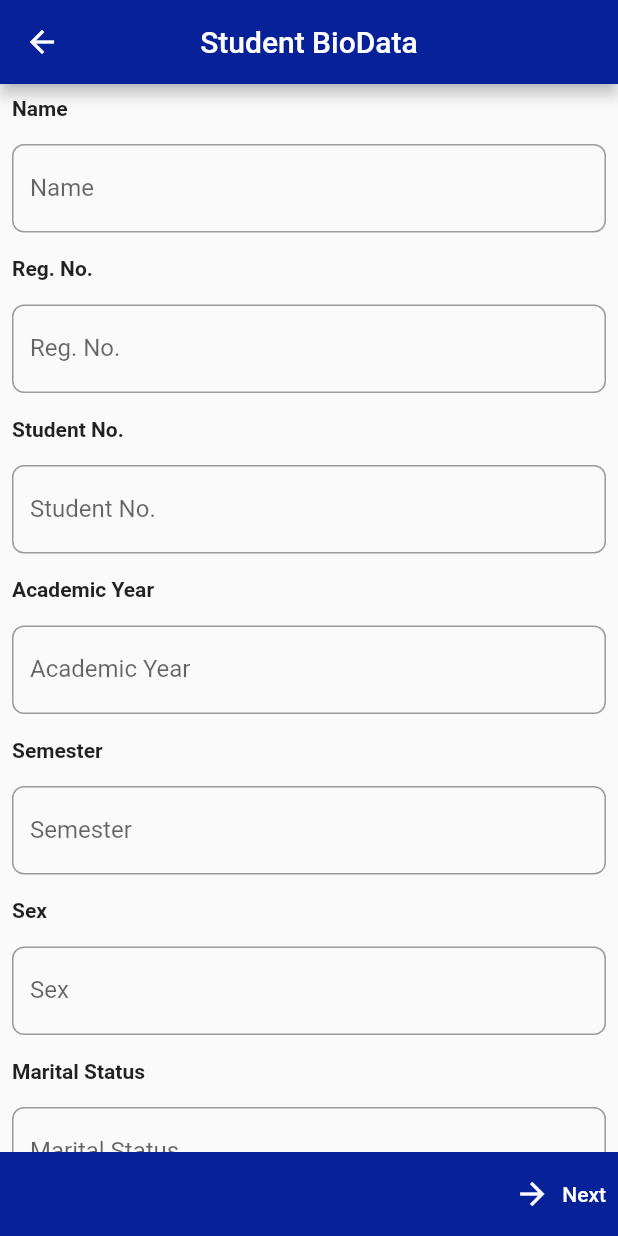
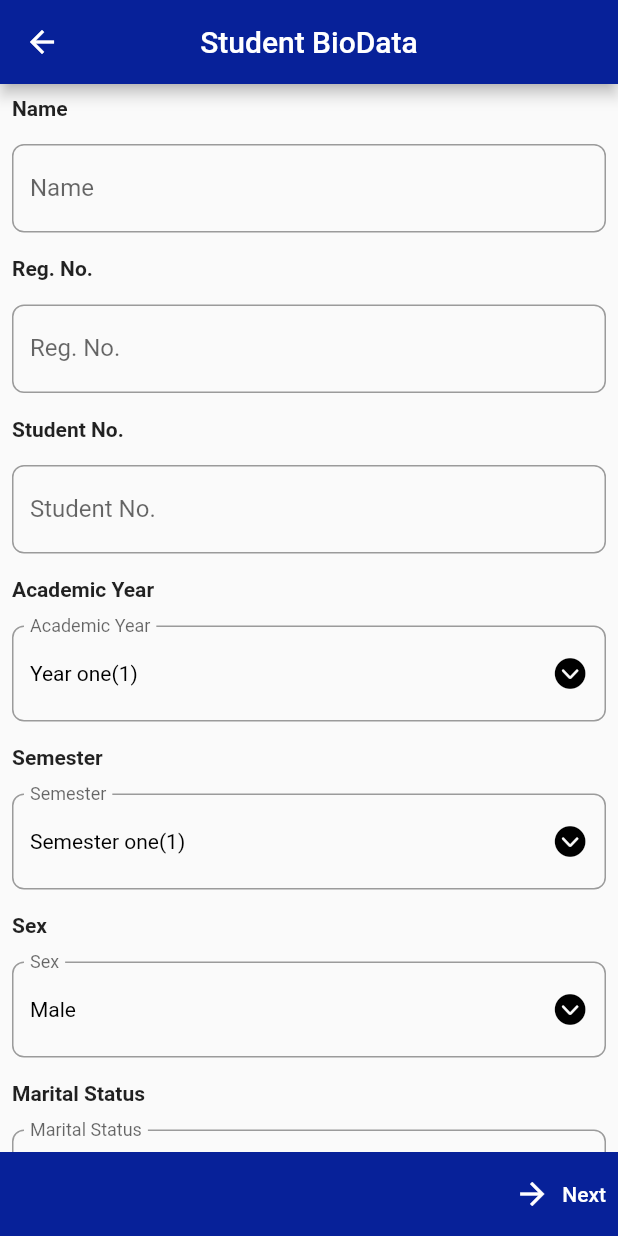
Before and after one commit to JirehMurungi/kyuproject, a Flutter app: the CaptureForm screen opened by its route, on a phone screen of 412 x 824 dp. Run offline on Flutter 3.47's test engine with Material 2 defaults, Android fonts, the phone set to English and light mode, and no system bars; our stand-ins replace bloc, cloud_firestore, equatable, firebase_auth, firebase_core, flutter_bloc and 2 more; accounts and stored records are empty.

Commit message:
Updated the form to be more  reactive

```diff
--- a/lib/models/course.dart
+++ b/lib/models/course.dart
@@ -8,7 +8,7 @@ class Course {
   });
 
   String name;
-  int yearOfEntry;
+  String yearOfEntry;
   String faculty;
   String typeOfEntry;
   String expectedAward;
--- a/lib/models/school_attended.dart
+++ b/lib/models/school_attended.dart
@@ -6,8 +6,8 @@ class SchoolAttended {
   });
 
   String schoolName;
-  int from;
-  int to;
+  String from;
+  String to;
 
   factory SchoolAttended.fromMap(Map<String, dynamic> json) => SchoolAttended(
         schoolName: json["schoolName"],
--- a/lib/theme/colors.dart
+++ b/lib/theme/colors.dart
@@ -4,3 +4,12 @@ const kyuBlue = Color(0xFF072199);
 
 // white
 const kyuWhite = Color(0xFFFFFFFF);
+
+// PURPLE
+const kyuPurple = Color(0xFF6A1B9A);
+
+// pink
+const kyuPink = Color(0xFFAD1457);
+
+// black
+const kyuBlack = Color(0xFF000000);
--- a/lib/views/forms/capture_form.dart
+++ b/lib/views/forms/capture_form.dart
@@ -3,8 +3,9 @@ import 'package:flutter_riverpod/flutter_riverpod.dart';
 
 import '../../services/cloud/student_cloud.dart';
 import '../../theme/colors.dart';
-import 'form_screen.dart';
+import 'data/form_screen.dart';
 import 'providers.dart';
+import 'form_body.dart';
 
 // cloud StudentCloud
 StudentCloud _studentCloud = StudentCloud();
@@ -25,7 +26,7 @@ class CaptureForm extends ConsumerWidget {
     final isFirstScreen = currentScreenIndex == 0;
 
     // check if we are on the last screen
-    final isLastScreen = currentScreenIndex == (screenList.length - 1);
+    final isLastScreen = currentScreenIndex == (formScreens.length - 1);
 
     // return currentScreen;
     //
@@ -33,12 +34,13 @@ class CaptureForm extends ConsumerWidget {
       appBar: AppBar(
         centerTitle: true,
         title: Text(currentScreen.screenName),
-        backgroundColor: kyuBlue,
+        backgroundColor: currentScreen.screenColor,
       ),
-      body: currentScreen.screenWidget,
+      // body: currentScreen.screenWidget,
+      body: FormBody(formScreen: currentScreen),
       // bottom nav bar with 2 buttons next and back
       bottomNavigationBar: Container(
-        color: kyuBlue,
+        color:  currentScreen.screenColor,
         height: kToolbarHeight,
         child: Row(
           mainAxisAlignment: MainAxisAlignment.spaceBetween,
--- /dev/null
+++ b/lib/views/forms/data/date_field.dart
@@ -0,0 +1,12 @@
+// this will contain code to show date pickerclas
+
+import 'form_textfield.dart';
+
+class DateFormField extends FormTextField {
+  DateFormField({
+    required super.label,
+    required super.hint,
+    required super.validator,
+    required super.formValueProvider,
+  });
+}
--- /dev/null
+++ b/lib/views/forms/data/dropdown_field.dart
@@ -0,0 +1,17 @@
+// this drop down will have the contents of the dropdwon elements that will appear in the form.
+import 'package:kyuproject/views/forms/data/form_textfield.dart';
+
+class DropDownField extends FormTextField {
+
+  // list of drop down item strings
+  final List<String> dropDownItems;
+// DropdownButtonFormField
+
+  DropDownField({
+    required this.dropDownItems,
+    required super.label,
+    required super.hint,
+    required super.validator,
+    required super.formValueProvider,
+  });
+}
--- /dev/null
+++ b/lib/views/forms/data/exporter.dart
@@ -0,0 +1,5 @@
+export 'dropdown_field.dart';
+export 'form_textfield.dart';
+export 'forms_data.dart';
+export 'date_field.dart';
+export 'form_screen.dart';
--- /dev/null
+++ b/lib/views/forms/data/form_screen.dart
@@ -0,0 +1,41 @@
+import 'package:flutter/material.dart';
+import 'package:kyuproject/theme/colors.dart';
+import 'package:kyuproject/views/forms/data/forms_data.dart';
+
+import 'form_textfield.dart';
+
+class FormScreen {
+  // name
+  final String screenName;
+
+  // color
+  final Color screenColor;
+
+  // form fields
+  final List<FormTextField> screenFormFields;
+
+  FormScreen({
+    required this.screenName,
+    required this.screenFormFields,
+    required this.screenColor,
+  });
+}
+
+// list of FormScreen
+List<FormScreen> formScreens = [
+  FormScreen(
+    screenName: 'Student BioData',
+    screenFormFields: studentFormFields,
+    screenColor: kyuBlue,
+  ),
+  FormScreen(
+    screenName: 'Course',
+    screenFormFields: courseFormFields,
+    screenColor: kyuPink,
+  ),
+  FormScreen(
+    screenName: 'Schools Attended',
+    screenFormFields: schoolFormFields,
+    screenColor: kyuPurple,
+  ),
+];
--- /dev/null
+++ b/lib/views/forms/data/form_textfield.dart
@@ -0,0 +1,27 @@
+import 'package:flutter/material.dart';
+import 'package:flutter_riverpod/flutter_riverpod.dart';
+
+class FormTextField {
+  // label
+  final String label;
+
+  // hint
+  final String hint;
+
+  // validator
+  final FormFieldValidator<String> validator;
+
+  // formValueProvider
+  final StateProvider formValueProvider;
+
+  // keyboard
+  final TextInputType? keyboardType;
+
+  FormTextField({
+    required this.label,
+    required this.hint,
+    required this.validator,
+    required this.formValueProvider,
+    this.keyboardType = TextInputType.text,
+  });
+}
--- a/lib/views/forms/form_textfield.dart
+++ b/lib/views/forms/data/forms_data.dart
@@ -1,34 +1,12 @@
+// a list of FormTextField for the student form from the above
 import 'package:flutter/material.dart';
-import 'package:flutter_riverpod/flutter_riverpod.dart';
 
-import 'providers.dart';
+import 'date_field.dart';
+import 'dropdown_field.dart';
+import 'dropdown_lists.dart';
+import 'form_textfield.dart';
+import '../providers.dart';
 
-class FormTextField {
-  // label
-  final String label;
-
-  // hint
-  final String hint;
-
-  // validator
-  final FormFieldValidator<String> validator;
-
-  // formValueProvider
-  final StateProvider formValueProvider;
-
-  // keyboard
-  final TextInputType? keyboardType;
-
-  FormTextField({
-    required this.label,
-    required this.hint,
-    required this.validator,
-    required this.formValueProvider,
-    this.keyboardType = TextInputType.text,
-  });
-}
-
-// a list of FormTextField for the student form from the above
 List<FormTextField> studentFormFields = [
   FormTextField(
     label: 'Name',
@@ -66,7 +44,9 @@ List<FormTextField> studentFormFields = [
     },
     formValueProvider: studentNoProvider,
   ),
-  FormTextField(
+
+  //! Academic Year
+  DropDownField(
     label: 'Academic Year',
     hint: 'Enter your academic year',
     validator: (value) {
@@ -76,23 +56,25 @@ List<FormTextField> studentFormFields = [
       return null;
     },
     formValueProvider: academicYearProvider,
+    dropDownItems: academicYearList,
   ),
 
-  // ! Semester
-  FormTextField(
+  //! Semester
+  DropDownField(
     label: 'Semester',
-    hint: 'Enter your semester',
+    hint: 'Select your semester',
     validator: (value) {
       if (value == null || value.isEmpty) {
-        return 'Please enter your semester';
+        return 'Please select your semester';
       }
       return null;
     },
     formValueProvider: semesterProvider,
+    dropDownItems: semesterList,
   ),
 
-  // ! Sex
-  FormTextField(
+  //! Sex
+  DropDownField(
     label: 'Sex',
     hint: 'Enter your Sex',
     validator: (value) {
@@ -102,10 +84,10 @@ List<FormTextField> studentFormFields = [
       return null;
     },
     formValueProvider: sexProvider,
+    dropDownItems: sexList,
   ),
   //! maritalStatusProvider
-
-  FormTextField(
+  DropDownField(
     label: 'Marital Status',
     hint: 'Enter your Marital Status',
     validator: (value) {
@@ -115,11 +97,11 @@ List<FormTextField> studentFormFields = [
       return null;
     },
     formValueProvider: maritalStatusProvider,
+    dropDownItems: maritalStatusList,
   ),
 
 //!  dateOfBirthProvider
-
-  FormTextField(
+  DateFormField(
     label: 'Date of Birth',
     hint: 'Enter your Date of Birth',
     validator: (value) {
@@ -175,7 +157,7 @@ List<FormTextField> studentFormFields = [
 
 //!  homeDistrictProvider
 
-  FormTextField(
+  DropDownField(
     label: 'Home District',
     hint: 'Enter your Home District',
     validator: (value) {
@@ -185,6 +167,9 @@ List<FormTextField> studentFormFields = [
       return null;
     },
     formValueProvider: homeDistrictProvider,
+    // dropDownItems: homeDistrictList..sort(),
+    dropDownItems: homeDistrictList..sort((a, b) => a.compareTo(b)),
+    // dropDownItems: homeDistrictList..sort(a, b) => a.name.compareTo(b.name),
   ),
 
 //  religiousAffiliationProvider
@@ -258,7 +243,7 @@ List<FormTextField> studentFormFields = [
   ),
 
 //!  disabledProvider
-  FormTextField(
+  DropDownField(
     label: 'Disabled',
     hint: 'Enter your disability status e.g Yes or No',
     validator: (value) {
@@ -268,11 +253,12 @@ List<FormTextField> studentFormFields = [
       return null;
     },
     formValueProvider: disabledProvider,
+    dropDownItems: disabledList,
   ),
 
 //!  hallOfAttachmentProvider
 
-  FormTextField(
+  DropDownField(
     label: 'Hall Of Attachment',
     hint: 'Enter your Hall Of Attachment',
     validator: (value) {
@@ -282,11 +268,12 @@ List<FormTextField> studentFormFields = [
       return null;
     },
     formValueProvider: hallOfAttachmentProvider,
+    dropDownItems: hallOfAttachmentList,
   ),
 
 //!  residentialStatusProvider
 
-  FormTextField(
+  DropDownField(
     label: 'Residential Status',
     hint: 'Enter your Residential Status',
     validator: (value) {
@@ -296,6 +283,7 @@ List<FormTextField> studentFormFields = [
       return null;
     },
     formValueProvider: residentialStatusProvider,
+    dropDownItems: residentialStatusList,
   ),
 ];
 
@@ -306,7 +294,8 @@ List<FormTextField> studentFormFields = [
 //  courseTypeOfEntryProvider
 //  courseExpectedAwardProvider
 List<FormTextField> courseFormFields = [
-  FormTextField(
+  //!  Course
+  DropDownField(
     label: 'Course Name',
     hint: 'Enter your Course Name',
     validator: (value) {
@@ -316,6 +305,7 @@ List<FormTextField> courseFormFields = [
       return null;
     },
     formValueProvider: courseNameProvider,
+    dropDownItems: courseList,
   ),
   FormTextField(
     label: 'Course Year of Entry',
@@ -329,7 +319,9 @@ List<FormTextField> courseFormFields = [
     },
     formValueProvider: courseYearOfEntryProvider,
   ),
-  FormTextField(
+
+  //! Course Faculty
+  DropDownField(
     label: 'Course Faculty',
     hint: 'Enter your Course Faculty',
     validator: (value) {
@@ -339,8 +331,11 @@ List<FormTextField> courseFormFields = [
       return null;
     },
     formValueProvider: courseFacultyProvider,
+    dropDownItems: courseFacultyList,
   ),
-  FormTextField(
+
+  //! Course Type of Entry
+  DropDownField(
     label: 'Course Type of Entry',
     hint: 'Enter your Course Type of Entry',
     validator: (value) {
@@ -350,8 +345,11 @@ List<FormTextField> courseFormFields = [
       return null;
     },
     formValueProvider: courseTypeOfEntryProvider,
+    dropDownItems: courseTypeOfEntryList,
   ),
-  FormTextField(
+
+  //! Course Expected Award
+  DropDownField(
     label: 'Course Expected Award',
     hint: 'Enter your Course Expected Award',
     validator: (value) {
@@ -361,20 +359,9 @@ List<FormTextField> courseFormFields = [
       return null;
     },
     formValueProvider: courseExpectedAwardProvider,
+    dropDownItems: courseExpectedAwardList,
   ),
 ];
-
-//  universityNameProvider
-//  yearJoinedProvider
-//  yearLeftProvider
-
-//  alevelSchoolNameProvider
-//  alevelYearJoinedProvider
-//  alevelYearLeftProvider
-
-//  olevelSchoolNameProvider
-//  olevelYearJoinedProvider
-//  olevelYearLeftProvider
 
 List<FormTextField> schoolFormFields = [
   FormTextField(
--- /dev/null
+++ b/lib/views/forms/form_body.dart
@@ -0,0 +1,158 @@
+// ignore_for_file: avoid_print
+
+import 'package:flutter/cupertino.dart';
+import 'package:flutter/material.dart';
+import 'package:flutter_riverpod/flutter_riverpod.dart';
+import 'package:intl/intl.dart';
+
+import '../../theme/colors.dart';
+import 'data/exporter.dart';
+
+final _formKey = GlobalKey<FormState>();
+
+class FormBody extends ConsumerWidget {
+  const FormBody({
+    Key? key,
+    required this.formScreen,
+  }) : super(key: key);
+  // form feild
+  final FormScreen formScreen;
+
+  @override
+  Widget build(BuildContext context, ref) {
+    final screenFormFields = formScreen.screenFormFields;
+
+    return Form(
+      key: _formKey,
+      child: ListView.builder(
+        itemCount: screenFormFields.length,
+        itemBuilder: (BuildContext context, int index) {
+          // form feild
+          final formField = screenFormFields[index];
+          // is dropdown
+          final isDropDownField = (formField is DropDownField);
+
+          // isDate
+          final isDateField = (formField is DateFormField);
+
+          // isLast
+          final isLast = index == screenFormFields.length - 1;
+
+          final initialValue =
+              ref.watch(formField.formValueProvider.state).state;
+
+          return Column(
+            mainAxisSize: MainAxisSize.min,
+            crossAxisAlignment: CrossAxisAlignment.stretch,
+            children: [
+              Padding(
+                padding: const EdgeInsets.all(8.0),
+                child: Text(
+                  formField.label,
+                  textAlign: TextAlign.left,
+                  style: const TextStyle(fontWeight: FontWeight.bold),
+                ),
+              ),
+
+              // check if the form field is a text field or a dropdown field object DropDownField
+              Padding(
+                padding: const EdgeInsets.all(8.0),
+                child: isDropDownField
+                    ? DropdownButtonFormField<String>(
+                        value: initialValue,
+                        icon: const Icon(
+                          CupertinoIcons.chevron_down_circle_fill,
+                          color: kyuBlack,
+                        ),
+                        elevation: 16,
+                        style: const TextStyle(color: kyuBlack),
+                        menuMaxHeight: 500,
+                        decoration: InputDecoration(
+                          label: Text(formField.label),
+                          border: OutlineInputBorder(
+                            borderRadius: BorderRadius.circular(8),
+                          ),
+                          focusedBorder: OutlineInputBorder(
+                            borderRadius: BorderRadius.circular(8),
+                            borderSide: const BorderSide(
+                              color: kyuBlack,
+                            ),
+                          ),
+                        ),
+                        hint: Text(formField.hint),
+                        onChanged: (String? newValue) {
+                          ref.read(formField.formValueProvider.notifier).state =
+                              newValue;
+                        },
+                        items: formField.dropDownItems
+                            .map<DropdownMenuItem<String>>((String value) {
+                          // chopped Value  this shows the value chopped to the first 20 characters and the rest represented by an ellipsis
+                          // but first check if string hs more than 20 characters before we chop it
+                          final choppedValue = value.length > 45
+                              ? '${value.substring(0, 45)}...'
+                              : value;
+                          return DropdownMenuItem<String>(
+                            value: value,
+                            child: Text(choppedValue),
+                          );
+                        }).toList(),
+                      )
+                    : TextFormField(
+                        initialValue: isDateField
+                            ? DateFormat('yyyy-MM-dd').format(initialValue)
+                            : initialValue.toString(),
+                        keyboardType: formField.keyboardType,
+                        onChanged: (newValue) {
+                          ref.read(formField.formValueProvider.notifier).state =
+                              newValue;
+                        },
+                        validator: (value) {
+                          if (value == null || value.isEmpty) {
+                            return formField.hint;
+                          }
+
+                          return null;
+                        },
+                        onTap: isDateField
+                            ? () async {
+                                DateTime? pickedDate = await showDatePicker(
+                                    context: context,
+                                    initialDate: initialValue,
+                                    firstDate: DateTime(1950),
+                                    //DateTime.now() - not to allow to choose before today.
+                                    lastDate: DateTime(2100));
+
+                                if (pickedDate != null) {
+                                  //pickedDate output format => 2021-03-10 00:00:00.000
+                                  print(pickedDate);
+                                  String formattedDate =
+                                      DateFormat('yyyy-MM-dd')
+                                          .format(pickedDate);
+                                  //formatted date output using intl package =>  2021-03-16
+                                  print(formattedDate);
+
+                                  ref
+                                      .read(
+                                          formField.formValueProvider.notifier)
+                                      .state = pickedDate;
+                                }
+                              }
+                            : null,
+                        decoration: InputDecoration(
+                          label: Text(formField.label),
+                          border: OutlineInputBorder(
+                            borderRadius: BorderRadius.circular(8),
+                          ),
+                        ),
+                      ),
+              ),
+
+              // put some spacing if last
+              if (isLast) const SizedBox(height: 30),
+            ],
+          );
+        },
+      ),
+    );
+  }
+}
--- a/lib/views/forms/form_screen.dart
+++ /dev/null
@@ -1,33 +0,0 @@
-import 'package:flutter/material.dart';
-
-import 'course_form.dart';
-import 'schools_attended_form.dart';
-import 'student_form.dart';
-
-class FormScreen {
-  // name
-  final String screenName;
-
-  // widget
-  final Widget screenWidget;
-  FormScreen({
-    required this.screenName,
-    required this.screenWidget,
-  });
-}
-
-// list of FormScreen
-List<FormScreen> formScreens = [
-  FormScreen(
-    screenName: 'Student BioData',
-    screenWidget: const StudentForm(),
-  ),
-  FormScreen(
-    screenName: 'Course',
-    screenWidget: const CourseForm(),
-  ),
-  FormScreen(
-    screenName: 'Schools Attended',
-    screenWidget: const SchoolsAttended(),
-  ),
-];
--- a/lib/views/forms/student_form.dart
+++ /dev/null
@@ -1,67 +0,0 @@
-import 'package:flutter/material.dart';
-import 'package:flutter_riverpod/flutter_riverpod.dart';
-
-import 'form_textfield.dart';
-
-final _formKey = GlobalKey<FormState>();
-
-class StudentForm extends StatelessWidget {
-  const StudentForm({Key? key}) : super(key: key);
-
-  @override
-  Widget build(BuildContext context) {
-
-    return Form(
-      key: _formKey,
-      child: ListView.builder(
-        itemCount: studentFormFields.length,
-        itemBuilder: (BuildContext context, int index) {
-          // form feild
-          final formField = studentFormFields[index];
-          return Column(
-            mainAxisSize: MainAxisSize.min,
-            crossAxisAlignment: CrossAxisAlignment.stretch,
-            children: [
-              Padding(
-                padding: const EdgeInsets.all(8.0),
-                child: Text(
-                  formField.label,
-                  textAlign: TextAlign.left,
-                  style: const TextStyle(fontWeight: FontWeight.bold),
-                ),
-              ),
-              Padding(
-                padding: const EdgeInsets.all(8.0),
-                child: Consumer(builder: (context, ref, _) {
-                  final initialValue =
-                      ref.watch(formField.formValueProvider.state).state;
-                  return TextFormField(
-                    initialValue: initialValue.toString(),
-                   keyboardType: formField.keyboardType,
-                    onChanged: (value) {
-                      ref.read(formField.formValueProvider.notifier).state =
-                          value;
-                    },
-                    validator: (value) {
-                      if (value == null || value.isEmpty) {
-                        return formField.hint;
-                      }
-
-                      return null;
-                    },
-                    decoration: InputDecoration(
-                      label: Text(formField.label),
-                      border: OutlineInputBorder(
-                        borderRadius: BorderRadius.circular(8),
-                      ),
-                    ),
-                  );
-                }),
-              ),
-            ],
-          );
-        },
-      ),
-    );
-  }
-}
--- a/pubspec.yaml
+++ b/pubspec.yaml
@@ -47,6 +47,7 @@ dependencies:
   equatable: ^2.0.3
   flutter_launcher_icons: ^0.9.3
   flutter_riverpod: ^1.0.4
+  intl: ^0.17.0
 
 
 dev_dependencies:
```
Also changed, not shown: lib/models/student.dart (+8 -8 lines), lib/views/forms/course_form.dart (deleted, +0 -65 lines), lib/views/forms/data/dropdown_lists.dart (renamed from lib/views/forms/dropdown_lists.dart, +12 -12 lines), lib/views/forms/providers.dart (+35 -32 lines), lib/views/forms/schools_attended_form.dart (deleted, +0 -67 lines), pubspec.lock.
